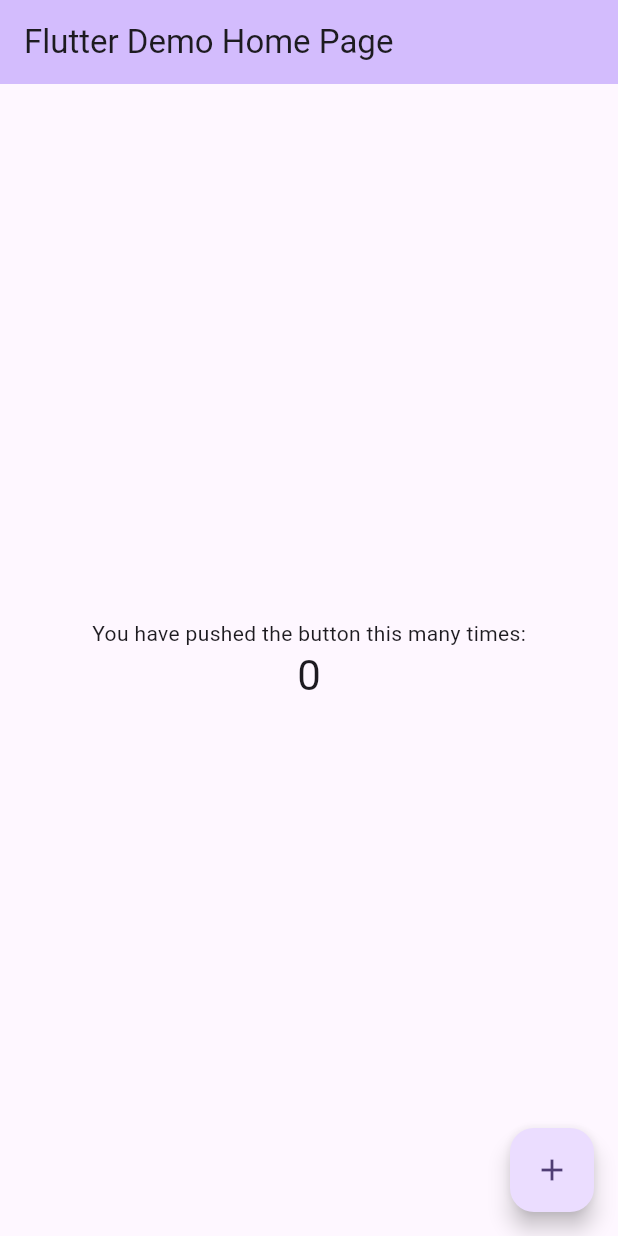
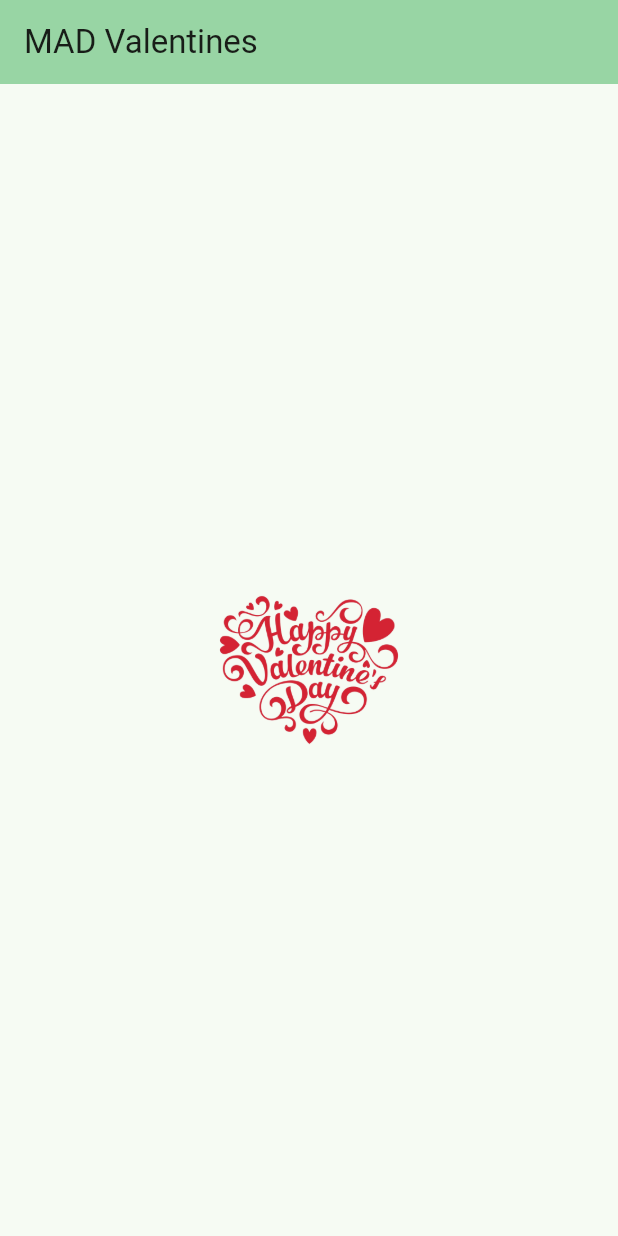
Before and after one commit to ewilliams153/MADValentines, a Flutter app: the screen it shows after launch, on a phone screen of 412 x 824 dp. Run offline on Flutter 3.47's test engine with Material 3 defaults, Android fonts, the phone set to English and light mode, and no system bars.

Commit message:
added pulsing message

```diff
--- a/lib/main.dart
+++ b/lib/main.dart
@@ -7,119 +7,96 @@ void main() {
 class MyApp extends StatelessWidget {
   const MyApp({super.key});
 
-  // This widget is the root of your application.
   @override
   Widget build(BuildContext context) {
     return MaterialApp(
       title: 'Flutter Demo',
       theme: ThemeData(
-        // This is the theme of your application.
-        //
-        // TRY THIS: Try running your application with "flutter run". You'll see
-        // the application has a purple toolbar. Then, without quitting the app,
-        // try changing the seedColor in the colorScheme below to Colors.green
-        // and then invoke "hot reload" (save your changes or press the "hot
-        // reload" button in a Flutter-supported IDE, or press "r" if you used
-        // the command line to start the app).
-        //
-        // Notice that the counter didn't reset back to zero; the application
-        // state is not lost during the reload. To reset the state, use hot
-        // restart instead.
-        //
-        // This works for code too, not just values: Most code changes can be
-        // tested with just a hot reload.
-        colorScheme: ColorScheme.fromSeed(seedColor: Colors.deepPurple),
+        colorScheme: ColorScheme.fromSeed(
+            seedColor: const Color.fromARGB(255, 121, 238, 156)),
         useMaterial3: true,
       ),
-      home: const MyHomePage(title: 'Flutter Demo Home Page'),
+      home: const MyHomePage(title: 'MAD Valentines'),
     );
   }
 }
 
 class MyHomePage extends StatefulWidget {
   const MyHomePage({super.key, required this.title});
-
-  // This widget is the home page of your application. It is stateful, meaning
-  // that it has a State object (defined below) that contains fields that affect
-  // how it looks.
-
-  // This class is the configuration for the state. It holds the values (in this
-  // case the title) provided by the parent (in this case the App widget) and
-  // used by the build method of the State. Fields in a Widget subclass are
-  // always marked "final".
-
   final String title;
 
   @override
   State<MyHomePage> createState() => _MyHomePageState();
 }
 
-class _MyHomePageState extends State<MyHomePage> {
-  int _counter = 0;
+class _MyHomePageState extends State<MyHomePage> with TickerProviderStateMixin {
+  late AnimationController _heartbeatController;
+  late Animation<double> _animation;
+  String _display = 'happyValentines';
+  double size = 50;
 
-  void _incrementCounter() {
-    setState(() {
-      // This call to setState tells the Flutter framework that something has
-      // changed in this State, which causes it to rerun the build method below
-      // so that the display can reflect the updated values. If we changed
-      // _counter without calling setState(), then the build method would not be
-      // called again, and so nothing would appear to happen.
-      _counter++;
+  @override
+  void initState() {
+    super.initState();
+
+    _heartbeatController = AnimationController(
+      duration: const Duration(seconds: 1),
+      vsync: this,
+      lowerBound: 0.5,
+    );
+
+    _animation = CurvedAnimation(
+      parent: _heartbeatController,
+      curve: Curves.ease,
+    );
+
+    _heartbeatController.forward();
+    _heartbeatController.addStatusListener((status){
+      setState ((){
+        if (status == AnimationStatus.completed) {
+          _heartbeatController.reverse();
+        }else if (status == AnimationStatus.dismissed){
+          _heartbeatController.forward();
+        }
+      });
     });
+
+    _heartbeatController.addListener((){
+      setState((){
+        size = _heartbeatController.value * 250;
+      });
+    });
+    //_heartbeatController.repeat();
+
+
+  @override
+  void dispose() {
+    _heartbeatController.dispose();
+    super.dispose();
   }
+}
 
   @override
   Widget build(BuildContext context) {
-    // This method is rerun every time setState is called, for instance as done
-    // by the _incrementCounter method above.
-    //
-    // The Flutter framework has been optimized to make rerunning build methods
-    // fast, so that you can just rebuild anything that needs updating rather
-    // than having to individually change instances of widgets.
     return Scaffold(
       appBar: AppBar(
-        // TRY THIS: Try changing the color here to a specific color (to
-        // Colors.amber, perhaps?) and trigger a hot reload to see the AppBar
-        // change color while the other colors stay the same.
         backgroundColor: Theme.of(context).colorScheme.inversePrimary,
-        // Here we take the value from the MyHomePage object that was created by
-        // the App.build method, and use it to set our appbar title.
         title: Text(widget.title),
       ),
       body: Center(
-        // Center is a layout widget. It takes a single child and positions it
-        // in the middle of the parent.
         child: Column(
-          // Column is also a layout widget. It takes a list of children and
-          // arranges them vertically. By default, it sizes itself to fit its
-          // children horizontally, and tries to be as tall as its parent.
-          //
-          // Column has various properties to control how it sizes itself and
-          // how it positions its children. Here we use mainAxisAlignment to
-          // center the children vertically; the main axis here is the vertical
-          // axis because Columns are vertical (the cross axis would be
-          // horizontal).
-          //
-          // TRY THIS: Invoke "debug painting" (choose the "Toggle Debug Paint"
-          // action in the IDE, or press "p" in the console), to see the
-          // wireframe for each widget.
           mainAxisAlignment: MainAxisAlignment.center,
           children: <Widget>[
-            const Text(
-              'You have pushed the button this many times:',
-            ),
-            Text(
-              '$_counter',
-              style: Theme.of(context).textTheme.headlineMedium,
+            Center(
+              child: Stack(children: <Widget>[
+                Center(
+                  child: Image.asset('assets/images/happyValentines.png', height: size),
+                ),
+              ]),
             ),
           ],
         ),
       ),
-      floatingActionButton: FloatingActionButton(
-        onPressed: _incrementCounter,
-        tooltip: 'Increment',
-        child: const Icon(Icons.add),
-      ), // This trailing comma makes auto-formatting nicer for build methods.
     );
   }
 }
```
